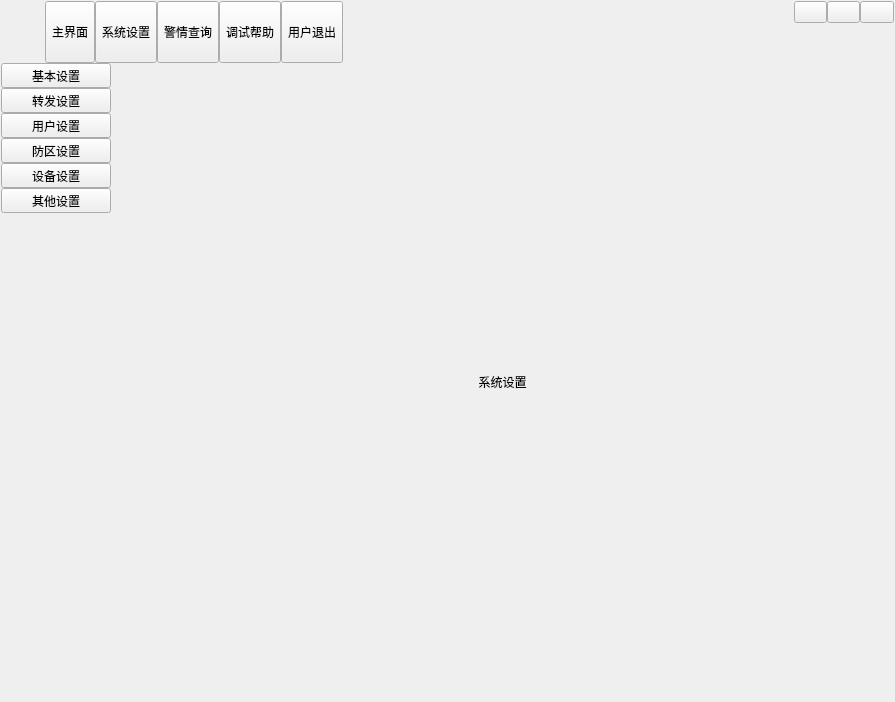
Before: the Qt Designer form form/frmmain.ui in yunke120/III-Master, drawn with Qt 5.
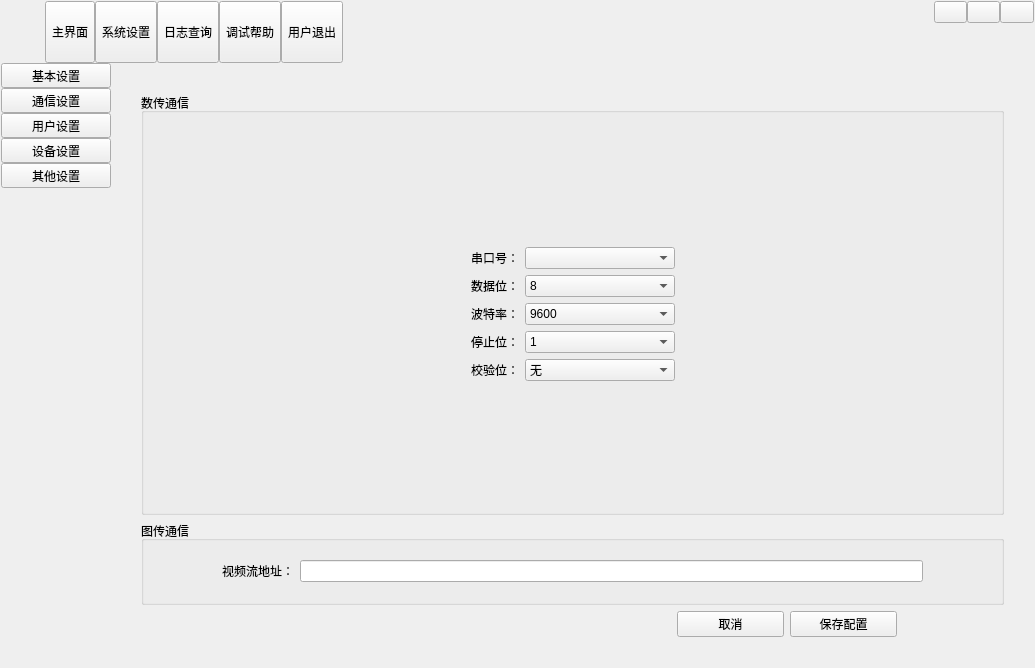
After: the same form once the commit is applied. The open tabs and pages were chosen to show the change. Icons and pictures are not drawn. Custom widgets are drawn as their Qt base class.

What changed in the file:
```diff
--- a/form/frmmain.ui
+++ b/form/frmmain.ui
@@ -6,8 +6,8 @@
    <rect>
     <x>0</x>
     <y>0</y>
-    <width>895</width>
-    <height>702</height>
+    <width>1035</width>
+    <height>668</height>
    </rect>
   </property>
   <property name="windowTitle">
@@ -146,7 +146,7 @@
             </sizepolicy>
            </property>
            <property name="text">
-            <string>警情查询</string>
+            <string>日志查询</string>
            </property>
            <property name="icon">
             <iconset resource="../other/main.qrc">
@@ -524,7 +524,7 @@
              </sizepolicy>
             </property>
             <property name="text">
-             <string>转发设置</string>
+             <string>通信设置</string>
             </property>
            </widget>
           </item>
@@ -541,19 +541,6 @@
             </property>
            </widget>
           </item>
-          <item>
-           <widget class="QToolButton" name="tbtnConfig4">
-            <property name="sizePolicy">
-             <sizepolicy hsizetype="Expanding" vsizetype="Fixed">
-              <horstretch>0</horstretch>
-              <verstretch>0</verstretch>
-             </sizepolicy>
-            </property>
-            <property name="text">
-             <string>防区设置</string>
-            </property>
-           </widget>
-          </item>
           <item>
            <widget class="QToolButton" name="tbtnConfig5">
             <property name="sizePolicy">
@@ -597,19 +584,405 @@
         </widget>
        </item>
        <item>
-        <widget class="QLabel" name="lab2">
-         <property name="sizePolicy">
-          <sizepolicy hsizetype="Expanding" vsizetype="Expanding">
-           <horstretch>0</horstretch>
-           <verstretch>0</verstretch>
-          </sizepolicy>
-         </property>
-         <property name="text">
-          <string>系统设置</string>
-         </property>
-         <property name="alignment">
-          <set>Qt::AlignCenter</set>
-         </property>
+        <widget class="QStackedWidget" name="stackedWidget3">
+         <widget class="QWidget" name="page">
+          <widget class="QLabel" name="label">
+           <property name="geometry">
+            <rect>
+             <x>190</x>
+             <y>50</y>
+             <width>441</width>
+             <height>181</height>
+            </rect>
+           </property>
+           <property name="text">
+            <string>基本设置</string>
+           </property>
+          </widget>
+         </widget>
+         <widget class="QWidget" name="pageConfig2">
+          <layout class="QGridLayout" name="gridLayout_3" rowstretch="5,1,1">
+           <property name="leftMargin">
+            <number>30</number>
+           </property>
+           <property name="topMargin">
+            <number>30</number>
+           </property>
+           <property name="rightMargin">
+            <number>30</number>
+           </property>
+           <property name="bottomMargin">
+            <number>30</number>
+           </property>
+           <item row="0" column="0">
+            <widget class="QGroupBox" name="groupBox">
+             <property name="title">
+              <string>数传通信</string>
+             </property>
+             <layout class="QGridLayout" name="gridLayout_5">
+              <property name="topMargin">
+               <number>11</number>
+              </property>
+              <item row="0" column="1">
+               <spacer name="verticalSpacer_4">
+                <property name="orientation">
+                 <enum>Qt::Vertical</enum>
+                </property>
+                <property name="sizeHint" stdset="0">
+                 <size>
+                  <width>20</width>
+                  <height>89</height>
+                 </size>
+                </property>
+               </spacer>
+              </item>
+              <item row="1" column="0">
+               <spacer name="horizontalSpacer_4">
+                <property name="orientation">
+                 <enum>Qt::Horizontal</enum>
+                </property>
+                <property name="sizeHint" stdset="0">
+                 <size>
+                  <width>227</width>
+                  <height>20</height>
+                 </size>
+                </property>
+               </spacer>
+              </item>
+              <item row="1" column="1">
+               <layout class="QVBoxLayout" name="verticalLayout_8">
+                <item>
+                 <layout class="QHBoxLayout" name="horizontalLayout_6">
+                  <item>
+                   <widget class="QLabel" name="label_2">
+                    <property name="text">
+                     <string>串口号：</string>
+                    </property>
+                    <property name="alignment">
+                     <set>Qt::AlignCenter</set>
+                    </property>
+                   </widget>
+                  </item>
+                  <item>
+                   <widget class="QComboBox" name="cbPorts">
+                    <property name="sizePolicy">
+                     <sizepolicy hsizetype="Fixed" vsizetype="Fixed">
+                      <horstretch>0</horstretch>
+                      <verstretch>0</verstretch>
+                     </sizepolicy>
+                    </property>
+                    <property name="minimumSize">
+                     <size>
+                      <width>150</width>
+                      <height>0</height>
+                     </size>
+                    </property>
+                   </widget>
+                  </item>
+                 </layout>
+                </item>
+                <item>
+                 <layout class="QHBoxLayout" name="horizontalLayout_10">
+                  <item>
+                   <widget class="QLabel" name="label_6">
+                    <property name="text">
+                     <string>数据位：</string>
+                    </property>
+                    <property name="alignment">
+                     <set>Qt::AlignCenter</set>
+                    </property>
+                   </widget>
+                  </item>
+                  <item>
+                   <widget class="QComboBox" name="cbDatas">
+                    <property name="sizePolicy">
+                     <sizepolicy hsizetype="Fixed" vsizetype="Fixed">
+                      <horstretch>0</horstretch>
+                      <verstretch>0</verstretch>
+                     </sizepolicy>
+                    </property>
+                    <property name="minimumSize">
+                     <size>
+                      <width>150</width>
+                      <height>0</height>
+                     </size>
+                    </property>
+                    <item>
+                     <property name="text">
+                      <string>8</string>
+                     </property>
+                    </item>
+                    <item>
+                     <property name="text">
+                      <string>7</string>
+                     </property>
+                    </item>
+                    <item>
+                     <property name="text">
+                      <string>6</string>
+                     </property>
+                    </item>
+                    <item>
+                     <property name="text">
+                      <string>5</string>
+                     </property>
+                    </item>
+                   </widget>
+                  </item>
+                 </layout>
+                </item>
+                <item>
+                 <layout class="QHBoxLayout" name="horizontalLayout_7">
+                  <item>
+                   <widget class="QLabel" name="label_3">
+                    <property name="text">
+                     <string>波特率：</string>
+                    </property>
+                    <property name="alignment">
+                     <set>Qt::AlignCenter</set>
+                    </property>
+                   </widget>
+                  </item>
+                  <item>
+                   <widget class="QComboBox" name="cbBandrate">
+                    <property name="sizePolicy">
+                     <sizepolicy hsizetype="Fixed" vsizetype="Fixed">
+                      <horstretch>0</horstretch>
+                      <verstretch>0</verstretch>
+                     </sizepolicy>
+                    </property>
+                    <property name="minimumSize">
+                     <size>
+                      <width>150</width>
+                      <height>0</height>
+                     </size>
+                    </property>
+                    <item>
+                     <property name="text">
+                      <string>9600</string>
+                     </property>
+                    </item>
+                    <item>
+                     <property name="text">
+                      <string>38400</string>
+                     </property>
+                    </item>
+                    <item>
+                     <property name="text">
+                      <string>115200</string>
+                     </property>
+                    </item>
+                   </widget>
+                  </item>
+                 </layout>
+                </item>
+                <item>
+                 <layout class="QHBoxLayout" name="horizontalLayout_8">
+                  <item>
+                   <widget class="QLabel" name="label_4">
+                    <property name="text">
+                     <string>停止位：</string>
+                    </property>
+                    <property name="alignment">
+                     <set>Qt::AlignCenter</set>
+                    </property>
+                   </widget>
+                  </item>
+                  <item>
+                   <widget class="QComboBox" name="cbStops">
+                    <property name="sizePolicy">
+                     <sizepolicy hsizetype="Fixed" vsizetype="Fixed">
+                      <horstretch>0</horstretch>
+                      <verstretch>0</verstretch>
+                     </sizepolicy>
+                    </property>
+                    <property name="minimumSize">
+                     <size>
+                      <width>150</width>
+                      <height>0</height>
+                     </size>
+                    </property>
+                    <item>
+                     <property name="text">
+                      <string>1</string>
+                     </property>
+                    </item>
+                    <item>
+                     <property name="text">
+                      <string>2</string>
+                     </property>
+                    </item>
+                   </widget>
+                  </item>
+                 </layout>
+                </item>
+                <item>
+                 <layout class="QHBoxLayout" name="horizontalLayout_9">
+                  <item>
+                   <widget class="QLabel" name="label_5">
+                    <property name="text">
+                     <string>校验位：</string>
+                    </property>
+                    <property name="alignment">
+                     <set>Qt::AlignCenter</set>
+                    </property>
+                   </widget>
+                  </item>
+                  <item>
+                   <widget class="QComboBox" name="cbParity">
+                    <property name="sizePolicy">
+                     <sizepolicy hsizetype="Fixed" vsizetype="Fixed">
+                      <horstretch>0</horstretch>
+                      <verstretch>0</verstretch>
+                     </sizepolicy>
+                    </property>
+                    <property name="minimumSize">
+                     <size>
+                      <width>150</width>
+                      <height>0</height>
+                     </size>
+                    </property>
+                    <item>
+                     <property name="text">
+                      <string>无</string>
+                     </property>
+                    </item>
+                    <item>
+                     <property name="text">
+                      <string>偶</string>
+                     </property>
+                    </item>
+                    <item>
+                     <property name="text">
+                      <string>奇</string>
+                     </property>
+                    </item>
+                   </widget>
+                  </item>
+                 </layout>
+                </item>
+               </layout>
+              </item>
+              <item row="1" column="2">
+               <spacer name="horizontalSpacer_3">
+                <property name="orientation">
+                 <enum>Qt::Horizontal</enum>
+                </property>
+                <property name="sizeHint" stdset="0">
+                 <size>
+                  <width>227</width>
+                  <height>20</height>
+                 </size>
+                </property>
+               </spacer>
+              </item>
+              <item row="2" column="1">
+               <spacer name="verticalSpacer_5">
+                <property name="orientation">
+                 <enum>Qt::Vertical</enum>
+                </property>
+                <property name="sizeHint" stdset="0">
+                 <size>
+                  <width>20</width>
+                  <height>89</height>
+                 </size>
+                </property>
+               </spacer>
+              </item>
+             </layout>
+            </widget>
+           </item>
+           <item row="1" column="0">
+            <widget class="QGroupBox" name="groupBox_2">
+             <property name="title">
+              <string>图传通信</string>
+             </property>
+             <layout class="QGridLayout" name="gridLayout_4" columnstretch="1,1,9,1" columnminimumwidth="0,0,0,0">
+              <item row="0" column="0">
+               <spacer name="horizontalSpacer_5">
+                <property name="orientation">
+                 <enum>Qt::Horizontal</enum>
+                </property>
+                <property name="sizeHint" stdset="0">
+                 <size>
+                  <width>50</width>
+                  <height>20</height>
+                 </size>
+                </property>
+               </spacer>
+              </item>
+              <item row="0" column="1">
+               <widget class="QLabel" name="label_7">
+                <property name="text">
+                 <string>视频流地址：</string>
+                </property>
+               </widget>
+              </item>
+              <item row="0" column="2">
+               <widget class="QLineEdit" name="leVideoAddr"/>
+              </item>
+              <item row="0" column="3">
+               <spacer name="horizontalSpacer_6">
+                <property name="orientation">
+                 <enum>Qt::Horizontal</enum>
+                </property>
+                <property name="sizeHint" stdset="0">
+                 <size>
+                  <width>50</width>
+                  <height>20</height>
+                 </size>
+                </property>
+               </spacer>
+              </item>
+             </layout>
+            </widget>
+           </item>
+           <item row="2" column="0">
+            <layout class="QHBoxLayout" name="horizontalLayout_5" stretch="5,1,1,1">
+             <item>
+              <spacer name="horizontalSpacer_2">
+               <property name="orientation">
+                <enum>Qt::Horizontal</enum>
+               </property>
+               <property name="sizeHint" stdset="0">
+                <size>
+                 <width>40</width>
+                 <height>20</height>
+                </size>
+               </property>
+              </spacer>
+             </item>
+             <item>
+              <widget class="QPushButton" name="btnC2Cancel">
+               <property name="text">
+                <string>取消</string>
+               </property>
+              </widget>
+             </item>
+             <item>
+              <widget class="QPushButton" name="btnC2Confirm">
+               <property name="text">
+                <string>保存配置</string>
+               </property>
+              </widget>
+             </item>
+             <item>
+              <spacer name="horizontalSpacer_7">
+               <property name="orientation">
+                <enum>Qt::Horizontal</enum>
+               </property>
+               <property name="sizeHint" stdset="0">
+                <size>
+                 <width>40</width>
+                 <height>20</height>
+                </size>
+               </property>
+              </spacer>
+             </item>
+            </layout>
+           </item>
+          </layout>
+         </widget>
         </widget>
        </item>
       </layout>
```
Left out of the diff: 93 changed lines with no effect on the pictures.
